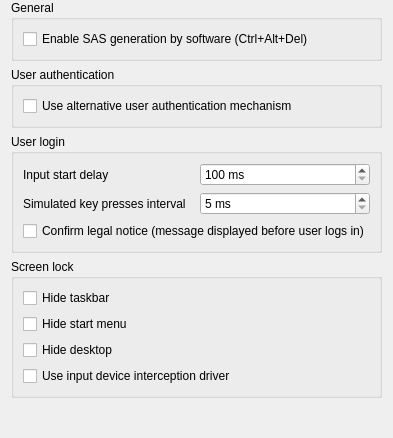
Before: the Qt Designer form plugins/platform/windows/WindowsPlatformConfigurationPage.ui in veyon/veyon, drawn with Qt 5.
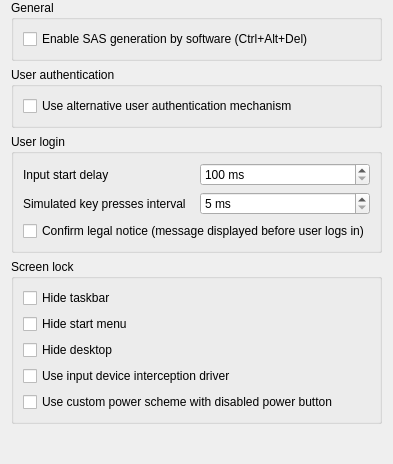
After: the same form once the commit is applied. Icons and pictures are not drawn.

Commit message:
Windows: use custom power scheme for screen lock
In the custom power scheme the action for power/sleep buttons is
unset so users can't escape the lock screen by pressing the power
button while having an application open which (interactively)
prevents the shutdown/reboot.

Patch:
```diff
--- a/plugins/platform/windows/WindowsPlatformConfigurationPage.ui
+++ b/plugins/platform/windows/WindowsPlatformConfigurationPage.ui
@@ -144,6 +144,13 @@
         </property>
        </widget>
       </item>
+      <item>
+       <widget class="QCheckBox" name="useCustomPowerSchemeForScreenLock">
+        <property name="text">
+         <string>Use custom power scheme with disabled power button</string>
+        </property>
+       </widget>
+      </item>
      </layout>
     </widget>
    </item>
```
The commit also changes 4 other files.
